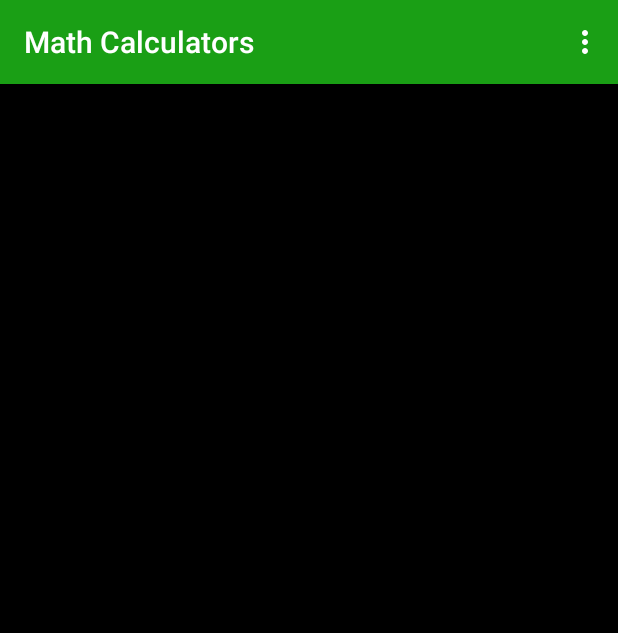
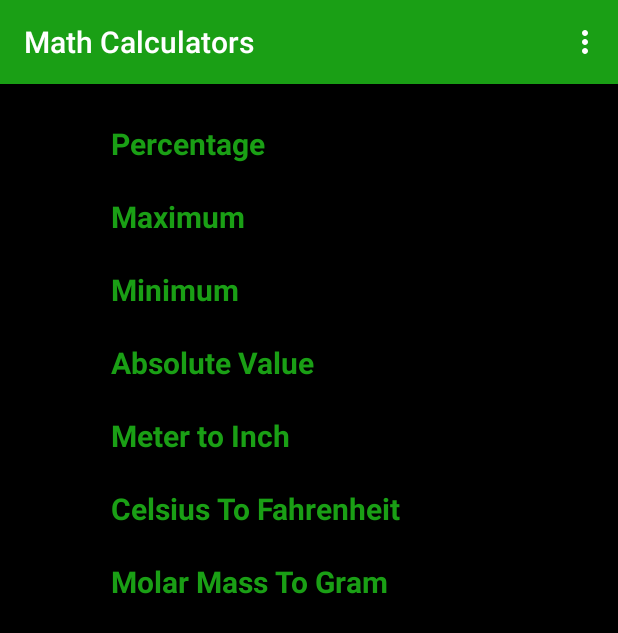
Before and after one commit to RaxNox/MathCalculator, an Android app: the screen it shows after launch (MainActivity), on a phone screen of 412 x 824 dp. Shown: the top 633 px of the screen. Run offline under Robolectric (Android 15) with nearby library versions, the phone set to English and light mode, and no system bars.

```diff
--- a/app/build.gradle
+++ b/app/build.gradle
@@ -23,4 +23,5 @@ dependencies {
     compile fileTree(dir: 'libs', include: ['*.jar'])
     testCompile 'junit:junit:4.12'
     compile 'com.android.support:appcompat-v7:24.2.1'
+    compile 'com.android.support:support-v4:24.2.1'
 }
--- /dev/null
+++ b/app/src/main/java/com/example/razz/mathcalculator/CalcFragment.java
@@ -0,0 +1,69 @@
+package com.example.razz.mathcalculator;
+
+import android.app.Fragment;
+import android.content.Intent;
+import android.os.Bundle;
+import android.view.LayoutInflater;
+import android.view.View;
+import android.view.ViewGroup;
+import android.widget.AdapterView;
+import android.widget.ArrayAdapter;
+import android.widget.ListView;
+import android.widget.Toast;
+
+
+public class CalcFragment extends Fragment {
+
+    String[] calculators = {"Percentage","Maximum","Minimum","Absolute Value","Meter to Inch","Celsius To Fahrenheit", "Molar Mass To Gram"};
+
+    public ArrayAdapter<String> mCalculators;
+
+    public CalcFragment() {
+    }
+
+    @Override
+    public void onCreate(Bundle savedInstanceState) {
+        super.onCreate(savedInstanceState);
+        // Add this line in order for this fragment to handle menu events.
+        setHasOptionsMenu(true);
+    }
+
+    @Override
+    public View onCreateView(LayoutInflater inflater, ViewGroup container,
+                             Bundle savedInstanceState) {
+
+        mCalculators =
+                new ArrayAdapter<String>(
+                        getActivity(),
+                        R.layout.activity_listview,
+                        R.id.activity_listview_textview,
+                        calculators);
+
+        View rootView = inflater.inflate(R.layout.fragment_calc, container, false);
+
+        ListView listView = (ListView) rootView.findViewById(R.id.listView_calculators);
+        listView.setAdapter(mCalculators);
+
+        listView.setOnItemClickListener(new AdapterView.OnItemClickListener() {
+
+            @Override
+            public void onItemClick(AdapterView<?> parent, View view, int position, long id) {
+                String calc = mCalculators.getItem(position);
+                if(position == 0) {
+                    Intent intent = new Intent(getActivity(), PercentageActivity.class)
+                            .putExtra(Intent.EXTRA_TEXT, calc);
+                    startActivity(intent);
+                }
+                if (position == 1){
+                    Intent intent = new Intent(getActivity(),MaximumActivity.class)
+                            .putExtra(Intent.EXTRA_TEXT, calc);
+                    startActivity(intent);
+                }
+                else
+                    Toast.makeText(getActivity(), calc, Toast.LENGTH_SHORT).show();
+            }
+        });
+
+        return rootView;
+    }
+}
--- a/app/src/main/java/com/example/razz/mathcalculator/MainActivity.java
+++ b/app/src/main/java/com/example/razz/mathcalculator/MainActivity.java
@@ -1,20 +1,16 @@
 package com.example.razz.mathcalculator;
 
-import android.content.Intent;
 import android.os.Bundle;
 import android.support.v7.app.AppCompatActivity;
 import android.view.Menu;
 import android.view.MenuInflater;
-import android.view.View;
-import android.widget.AdapterView;
-import android.widget.AdapterView.OnItemClickListener;
-import android.widget.ArrayAdapter;
 import android.widget.ListView;
-import android.widget.TextView;
-import android.widget.Toast;
 
-public class MainActivity extends AppCompatActivity implements OnItemClickListener{
-jhjhnkljmk
+
+public class MainActivity extends AppCompatActivity {
+
+    private final String LOG_TAG = MainActivity.class.getSimpleName();
+
     ListView listView;
     String[] calculators = {"Percentage","Maximum","Minimum","Absolute Value","Meter to Inch","Celsius To Fahrenheit", "Molar Mass To Gram"};
 
@@ -22,24 +18,11 @@ jhjhnkljmk
     protected void onCreate(Bundle savedInstanceState) {
         super.onCreate(savedInstanceState);
         setContentView(R.layout.activity_main);
-
-        ArrayAdapter adapter = new ArrayAdapter<String>(this, R.layout.activity_listview, calculators);
-
-        listView = (ListView) findViewById(R.id.listOfCalculators);
-        listView.setOnItemClickListener(this);
-        listView.setAdapter(adapter);
-    }
-
-    @Override
-    public void onItemClick(AdapterView<?> adapter, View view, int position, long id) {
-        //Toast.makeText(getApplicationContext(), ((TextView) view).getText(),Toast.LENGTH_SHORT).show();
-
-        if (position == 0) {
-            Intent i = new Intent(MainActivity.this, PercentageActivity.class);
-            startActivity(i);
+        if (savedInstanceState == null) {
+            getFragmentManager().beginTransaction()
+                .add(R.id.container, new CalcFragment())
+                .commit();
         }
-        else
-            Toast.makeText(getApplicationContext(), ((TextView) view).getText(),Toast.LENGTH_SHORT).show();
     }
 
     @Override
--- a/app/src/main/res/layout/activity_listview.xml
+++ b/app/src/main/res/layout/activity_listview.xml
@@ -1,6 +1,6 @@
 <?xml version="1.0" encoding="utf-8"?>
 <TextView xmlns:android="http://schemas.android.com/apk/res/android"
-    android:id="@+id/label"
+    android:id="@+id/activity_listview_textview"
     android:layout_width="fill_parent"
     android:layout_height="fill_parent"
     android:padding="10dip"
--- a/app/src/main/res/layout/activity_main.xml
+++ b/app/src/main/res/layout/activity_main.xml
@@ -3,6 +3,7 @@
     xmlns:tools="http://schemas.android.com/tools"
     android:layout_width="match_parent"
     android:layout_height="match_parent"
+    android:id="@+id/container"
     tools:context="com.example.razz.mathcalculator.MainActivity">
 
     <ListView
--- /dev/null
+++ b/app/src/main/res/layout/fragment_calc.xml
@@ -0,0 +1,19 @@
+<FrameLayout xmlns:android="http://schemas.android.com/apk/res/android"
+    xmlns:tools="http://schemas.android.com/tools"
+    android:layout_width="match_parent"
+    android:layout_height="match_parent"
+    android:id="@+id/percentageFragment"
+    android:paddingLeft="64dp"
+    android:paddingRight="64dp"
+    android:paddingTop="16dp"
+    android:paddingBottom="16dp"
+    tools:context="com.example.razz.mathcalculator.CalcFragment">
+
+    <!-- TODO: Update blank fragment layout -->
+    <ListView
+        android:layout_width="match_parent"
+        android:layout_height="match_parent"
+        android:id="@+id/listView_calculators"
+        android:layout_gravity="left|top" />
+
+</FrameLayout>
--- a/app/src/main/res/values/strings.xml
+++ b/app/src/main/res/values/strings.xml
@@ -1,5 +1,10 @@
 <?xml version="1.0" encoding="utf-8"?>
 <resources>
     <string name="app_name">Math Calculators</string>
+    <string name="title_percentage_activity">Percentage</string>
+    <string name="title_maximum_activity">Maximum</string>
     <string name="action_settings">Settings</string>
+
+    <!-- TODO: Remove or change this placeholder text -->
+    <string name="hello_blank_fragment">Hello blank fragment</string>
 </resources>
```
Also changed, not shown: app/src/main/AndroidManifest.xml (+16 -1 lines), app/src/main/java/com/example/razz/mathcalculator/MaximumActivity.java (added, +13 -0 lines), app/src/main/res/layout/activity_maximum.xml (added, +13 -0 lines), app/src/main/res/layout/activity_percentage.xml (+6 -1 lines).
